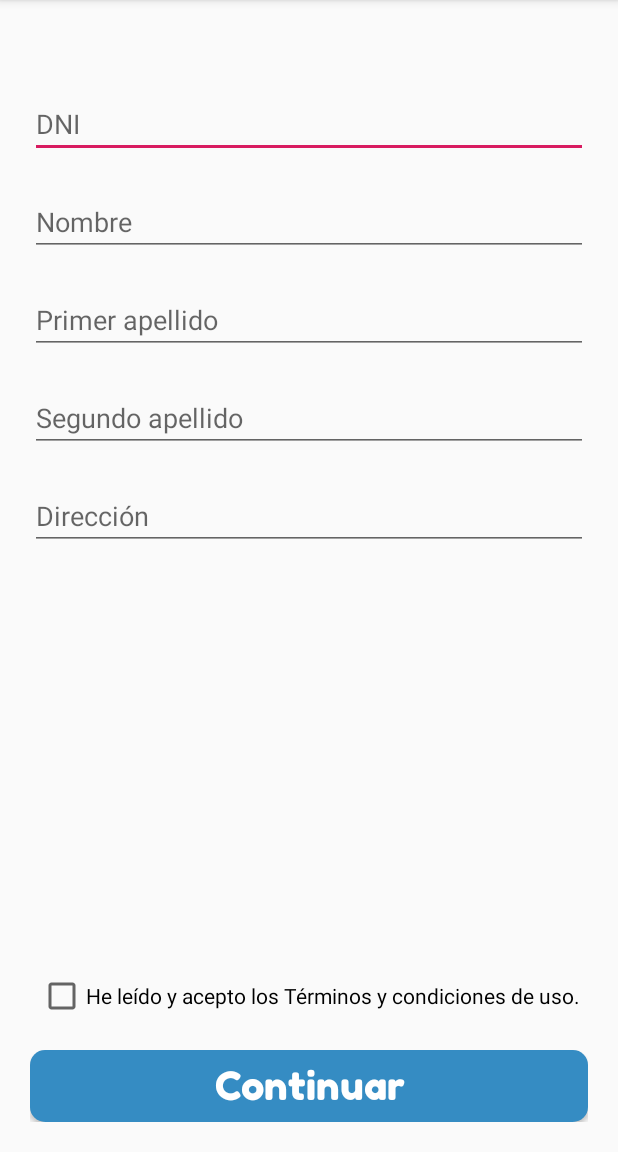
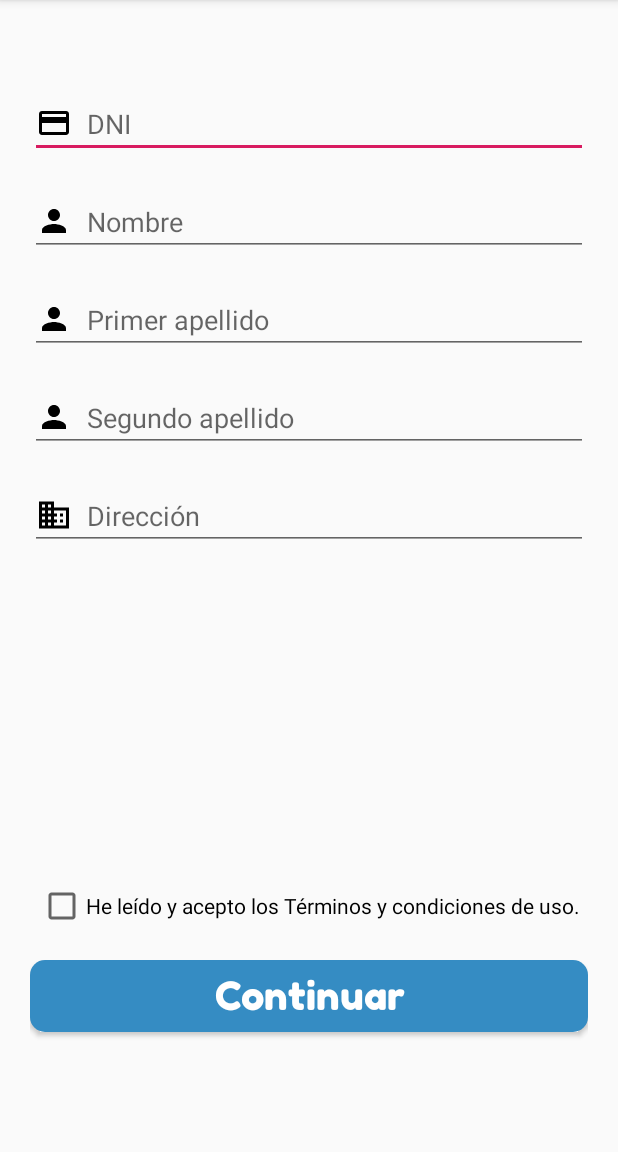
Before and after one commit to AlexGM117/Kleanny, an Android app: the fragment RegisterStep2Fragment shown on its own in the app's theme, on a phone screen of 412 x 824 dp, the part 84-1236 px from its top. Run offline under Robolectric (Android 15) with nearby library versions, the phone set to English and light mode, and no system bars.

Commit message:
Actualización de pantallas de registro
Se añadieron varios íconos para hacer la interfaz más amigable

```diff
--- /dev/null
+++ b/app/src/main/res/drawable/ic_address.xml
@@ -0,0 +1,9 @@
+<vector xmlns:android="http://schemas.android.com/apk/res/android"
+        android:width="24dp"
+        android:height="24dp"
+        android:viewportWidth="24.0"
+        android:viewportHeight="24.0">
+    <path
+        android:fillColor="#FF000000"
+        android:pathData="M12,7L12,3L2,3v18h20L22,7L12,7zM6,19L4,19v-2h2v2zM6,15L4,15v-2h2v2zM6,11L4,11L4,9h2v2zM6,7L4,7L4,5h2v2zM10,19L8,19v-2h2v2zM10,15L8,15v-2h2v2zM10,11L8,11L8,9h2v2zM10,7L8,7L8,5h2v2zM20,19h-8v-2h2v-2h-2v-2h2v-2h-2L12,9h8v10zM18,11h-2v2h2v-2zM18,15h-2v2h2v-2z"/>
+</vector>
--- /dev/null
+++ b/app/src/main/res/drawable/ic_dni.xml
@@ -0,0 +1,9 @@
+<vector xmlns:android="http://schemas.android.com/apk/res/android"
+        android:width="24dp"
+        android:height="24dp"
+        android:viewportWidth="24.0"
+        android:viewportHeight="24.0">
+    <path
+        android:fillColor="#FF000000"
+        android:pathData="M20,4L4,4c-1.11,0 -1.99,0.89 -1.99,2L2,18c0,1.11 0.89,2 2,2h16c1.11,0 2,-0.89 2,-2L22,6c0,-1.11 -0.89,-2 -2,-2zM20,18L4,18v-6h16v6zM20,8L4,8L4,6h16v2z"/>
+</vector>
--- /dev/null
+++ b/app/src/main/res/drawable/ic_person_black.xml
@@ -0,0 +1,9 @@
+<vector xmlns:android="http://schemas.android.com/apk/res/android"
+        android:width="24dp"
+        android:height="24dp"
+        android:viewportWidth="24.0"
+        android:viewportHeight="24.0">
+    <path
+        android:fillColor="#FF000000"
+        android:pathData="M12,12c2.21,0 4,-1.79 4,-4s-1.79,-4 -4,-4 -4,1.79 -4,4 1.79,4 4,4zM12,14c-2.67,0 -8,1.34 -8,4v2h16v-2c0,-2.66 -5.33,-4 -8,-4z"/>
+</vector>
--- a/app/src/main/res/layout/fragment_register_step1.xml
+++ b/app/src/main/res/layout/fragment_register_step1.xml
@@ -13,6 +13,8 @@
             android:layout_width="match_parent"
             android:layout_height="wrap_content"
             android:hint="@string/correo_electronico"
+            android:drawableStart="@drawable/ic_email_black"
+            android:drawablePadding="10dp"
             android:layout_marginTop="40dp"
             app:layout_constraintTop_toTopOf="parent"
             app:layout_constraintStart_toStartOf="parent"
@@ -24,6 +26,8 @@
             android:layout_width="match_parent"
             android:layout_height="wrap_content"
             android:hint="@string/contrasena"
+            android:drawableStart="@drawable/ic_lock_outline_black"
+            android:drawablePadding="10dp"
             android:inputType="textPassword"
             android:layout_marginTop="20dp"
             app:layout_constraintTop_toBottomOf="@id/editText_email"
@@ -36,6 +40,8 @@
             android:layout_width="match_parent"
             android:layout_height="wrap_content"
             android:hint="@string/repetir_contrasena"
+            android:drawableStart="@drawable/ic_lock_outline_black"
+            android:drawablePadding="10dp"
             android:inputType="textPassword"
             android:layout_marginTop="20dp"
             app:layout_constraintTop_toBottomOf="@id/editText_password"
--- a/app/src/main/res/layout/fragment_register_step2.xml
+++ b/app/src/main/res/layout/fragment_register_step2.xml
@@ -13,6 +13,8 @@
             android:layout_width="match_parent"
             android:layout_height="wrap_content"
             android:hint="@string/dni"
+            android:drawableStart="@drawable/ic_dni"
+            android:drawablePadding="10dp"
             android:layout_marginTop="40dp"
             app:layout_constraintTop_toTopOf="parent"
             app:layout_constraintStart_toStartOf="parent"
@@ -23,6 +25,8 @@
             android:layout_width="match_parent"
             android:layout_height="wrap_content"
             android:hint="@string/nombre"
+            android:drawableStart="@drawable/ic_person_black"
+            android:drawablePadding="10dp"
             android:layout_marginTop="20dp"
             app:layout_constraintTop_toBottomOf="@id/editText_dni"
             app:layout_constraintStart_toStartOf="parent"
@@ -33,6 +37,8 @@
             android:layout_width="match_parent"
             android:layout_height="wrap_content"
             android:hint="@string/primer_apellido"
+            android:drawableStart="@drawable/ic_person_black"
+            android:drawablePadding="10dp"
             android:layout_marginTop="20dp"
             app:layout_constraintTop_toBottomOf="@id/editText_nombre"
             app:layout_constraintStart_toStartOf="parent"
@@ -43,6 +49,8 @@
             android:layout_width="match_parent"
             android:layout_height="wrap_content"
             android:hint="@string/segundo_apellido"
+            android:drawableStart="@drawable/ic_person_black"
+            android:drawablePadding="10dp"
             android:layout_marginTop="20dp"
             app:layout_constraintTop_toBottomOf="@id/editText_primer_apellido"
             app:layout_constraintStart_toStartOf="parent"
@@ -53,6 +61,8 @@
             android:layout_width="match_parent"
             android:layout_height="wrap_content"
             android:hint="@string/direccion"
+            android:drawableStart="@drawable/ic_address"
+            android:drawablePadding="10dp"
             android:layout_marginTop="20dp"
             app:layout_constraintTop_toBottomOf="@id/editText_segundo_apellido"
             app:layout_constraintStart_toStartOf="parent"
@@ -73,6 +83,7 @@
             android:layout_height="wrap_content"
             style="@style/StandardButtonStyle"
             android:text="@string/continuar"
+            android:layout_marginBottom="60dp"
             app:layout_constraintBottom_toBottomOf="parent"
             app:layout_constraintStart_toStartOf="parent"
             app:layout_constraintEnd_toEndOf="parent"/>
--- a/app/src/main/res/values/strings.xml
+++ b/app/src/main/res/values/strings.xml
@@ -23,6 +23,7 @@
     <string name="telefono">Teléfono</string>
     <string name="agrega_codigo_validacion">Agrega tu código de validación</string>
     <string name="codigo_validacion">Código de validación</string>
+    <string name="no_recibi_codigo">No recibí ningún código</string>
     <!--fragment_register_step2-->
 
 </resources>
```
Also changed, not shown: app/src/main/res/drawable/ic_email_black.xml (added, +9 -0 lines), app/src/main/res/drawable/ic_local_phone.xml (added, +9 -0 lines), app/src/main/res/drawable/ic_lock_outline_black.xml (added, +9 -0 lines), app/src/main/res/layout/fragment_register_step3.xml (+15 -1 lines).
